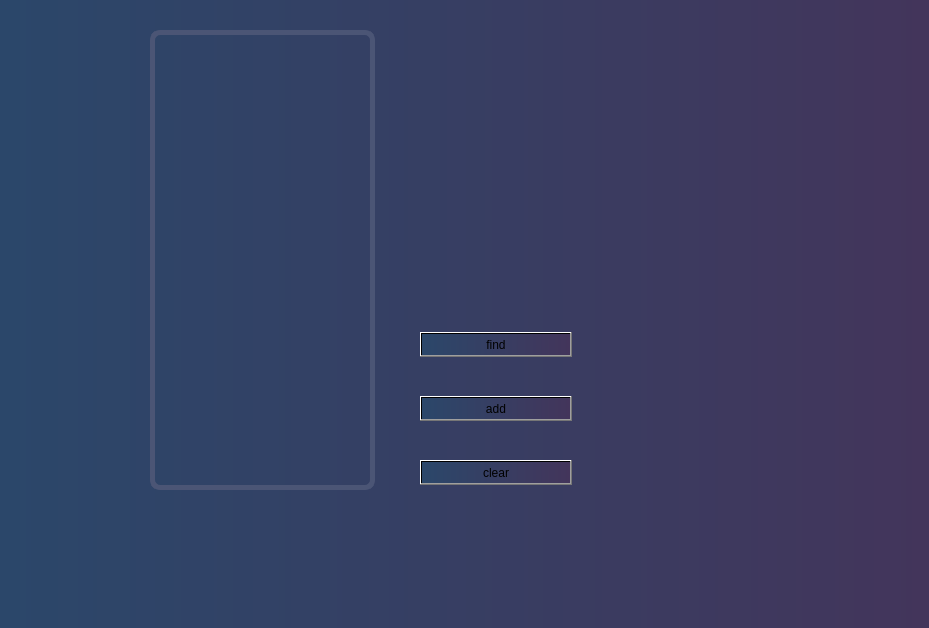
First picture: the form in src/radarscan_pkg/include/radarscan_pkg/radarscan.ui, repository giangtin1920/radarScanQT_ROS, before the edit.
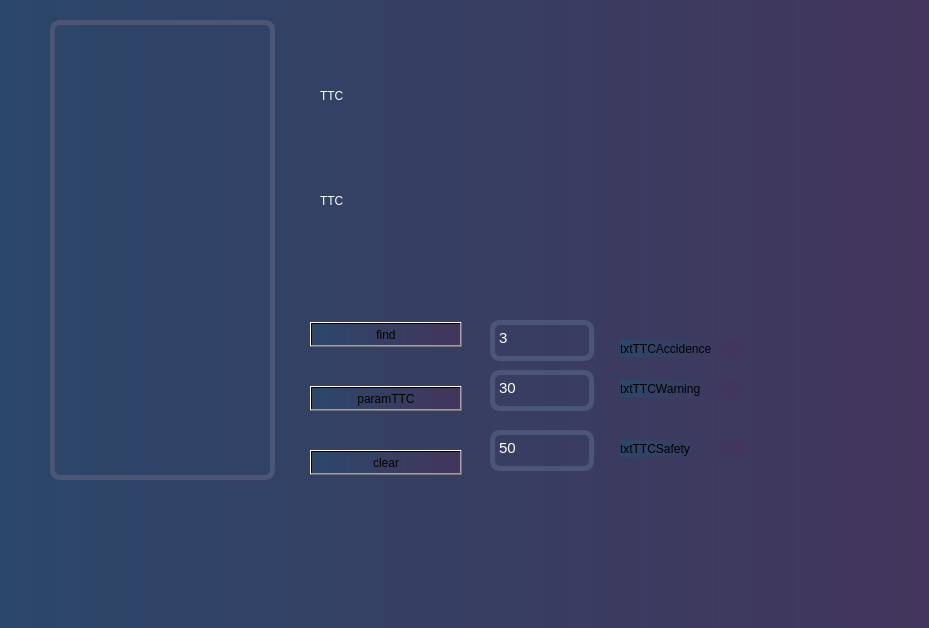
Second picture: the form after the edit.

```diff
--- a/src/radarscan_pkg/include/radarscan_pkg/radarscan.ui
+++ b/src/radarscan_pkg/include/radarscan_pkg/radarscan.ui
@@ -19,8 +19,8 @@
   <widget class="QGraphicsView" name="graphicsView_radarScan">
    <property name="geometry">
     <rect>
-     <x>150</x>
-     <y>30</y>
+     <x>50</x>
+     <y>20</y>
      <width>225</width>
      <height>460</height>
     </rect>
@@ -36,8 +36,8 @@
   <widget class="QPushButton" name="btnFindxy">
    <property name="geometry">
     <rect>
-     <x>420</x>
-     <y>332</y>
+     <x>310</x>
+     <y>322</y>
      <width>152</width>
      <height>25</height>
     </rect>
@@ -49,21 +49,21 @@
   <widget class="QPushButton" name="btnAdd">
    <property name="geometry">
     <rect>
-     <x>420</x>
-     <y>396</y>
+     <x>310</x>
+     <y>386</y>
      <width>152</width>
      <height>25</height>
     </rect>
    </property>
    <property name="text">
-    <string>add</string>
+    <string>paramTTC</string>
    </property>
   </widget>
   <widget class="QPushButton" name="btnClr">
    <property name="geometry">
     <rect>
-     <x>420</x>
-     <y>460</y>
+     <x>310</x>
+     <y>450</y>
      <width>152</width>
      <height>25</height>
     </rect>
@@ -72,6 +72,158 @@
     <string>clear</string>
    </property>
   </widget>
+  <widget class="QTextEdit" name="txtTTCAccidence">
+   <property name="geometry">
+    <rect>
+     <x>490</x>
+     <y>320</y>
+     <width>104</width>
+     <height>41</height>
+    </rect>
+   </property>
+   <property name="styleSheet">
+    <string notr="true">border-radius: 5px;
+background-color: rgba(255, 255, 255, 0);
+border-radius: 10px;
+border: 5px solid rgb(75, 85, 117);
+color:rgb(255,255,255);
+</string>
+   </property>
+   <property name="html">
+    <string>&lt;!DOCTYPE HTML PUBLIC &quot;-//W3C//DTD HTML 4.0//EN&quot; &quot;http://www.w3.org/TR/REC-html40/strict.dtd&quot;&gt;
+&lt;html&gt;&lt;head&gt;&lt;meta name=&quot;qrichtext&quot; content=&quot;1&quot; /&gt;&lt;style type=&quot;text/css&quot;&gt;
+p, li { white-space: pre-wrap; }
+&lt;/style&gt;&lt;/head&gt;&lt;body style=&quot; font-family:'Ubuntu'; font-size:11pt; font-weight:400; font-style:normal;&quot;&gt;
+&lt;p style=&quot; margin-top:0px; margin-bottom:0px; margin-left:0px; margin-right:0px; -qt-block-indent:0; text-indent:0px;&quot;&gt;3&lt;/p&gt;&lt;/body&gt;&lt;/html&gt;</string>
+   </property>
+  </widget>
+  <widget class="QTextEdit" name="txtTTCWarning">
+   <property name="geometry">
+    <rect>
+     <x>490</x>
+     <y>370</y>
+     <width>104</width>
+     <height>41</height>
+    </rect>
+   </property>
+   <property name="styleSheet">
+    <string notr="true">border-radius: 5px;
+background-color: rgba(255, 255, 255, 0);
+border-radius: 10px;
+border: 5px solid rgb(75, 85, 117);
+color:rgb(255,255,255);
+</string>
+   </property>
+   <property name="html">
+    <string>&lt;!DOCTYPE HTML PUBLIC &quot;-//W3C//DTD HTML 4.0//EN&quot; &quot;http://www.w3.org/TR/REC-html40/strict.dtd&quot;&gt;
+&lt;html&gt;&lt;head&gt;&lt;meta name=&quot;qrichtext&quot; content=&quot;1&quot; /&gt;&lt;style type=&quot;text/css&quot;&gt;
+p, li { white-space: pre-wrap; }
+&lt;/style&gt;&lt;/head&gt;&lt;body style=&quot; font-family:'Ubuntu'; font-size:11pt; font-weight:400; font-style:normal;&quot;&gt;
+&lt;p style=&quot; margin-top:0px; margin-bottom:0px; margin-left:0px; margin-right:0px; -qt-block-indent:0; text-indent:0px;&quot;&gt;30&lt;/p&gt;&lt;/body&gt;&lt;/html&gt;</string>
+   </property>
+  </widget>
+  <widget class="QTextEdit" name="txtTTCSafety">
+   <property name="geometry">
+    <rect>
+     <x>490</x>
+     <y>430</y>
+     <width>104</width>
+     <height>41</height>
+    </rect>
+   </property>
+   <property name="styleSheet">
+    <string notr="true">border-radius: 5px;
+background-color: rgba(255, 255, 255, 0);
+border-radius: 10px;
+border: 5px solid rgb(75, 85, 117);
+color:rgb(255,255,255);
+</string>
+   </property>
+   <property name="html">
+    <string>&lt;!DOCTYPE HTML PUBLIC &quot;-//W3C//DTD HTML 4.0//EN&quot; &quot;http://www.w3.org/TR/REC-html40/strict.dtd&quot;&gt;
+&lt;html&gt;&lt;head&gt;&lt;meta name=&quot;qrichtext&quot; content=&quot;1&quot; /&gt;&lt;style type=&quot;text/css&quot;&gt;
+p, li { white-space: pre-wrap; }
+&lt;/style&gt;&lt;/head&gt;&lt;body style=&quot; font-family:'Ubuntu'; font-size:11pt; font-weight:400; font-style:normal;&quot;&gt;
+&lt;p style=&quot; margin-top:0px; margin-bottom:0px; margin-left:0px; margin-right:0px; -qt-block-indent:0; text-indent:0px;&quot;&gt;50&lt;/p&gt;&lt;/body&gt;&lt;/html&gt;</string>
+   </property>
+  </widget>
+  <widget class="QLabel" name="label">
+   <property name="geometry">
+    <rect>
+     <x>620</x>
+     <y>340</y>
+     <width>121</width>
+     <height>17</height>
+    </rect>
+   </property>
+   <property name="text">
+    <string>txtTTCAccidence</string>
+   </property>
+  </widget>
+  <widget class="QLabel" name="label_2">
+   <property name="geometry">
+    <rect>
+     <x>620</x>
+     <y>380</y>
+     <width>121</width>
+     <height>17</height>
+    </rect>
+   </property>
+   <property name="text">
+    <string>txtTTCWarning</string>
+   </property>
+  </widget>
+  <widget class="QLabel" name="label_3">
+   <property name="geometry">
+    <rect>
+     <x>620</x>
+     <y>440</y>
+     <width>121</width>
+     <height>17</height>
+    </rect>
+   </property>
+   <property name="text">
+    <string>txtTTCSafety</string>
+   </property>
+  </widget>
+  <widget class="QLabel" name="lblTTC">
+   <property name="geometry">
+    <rect>
+     <x>320</x>
+     <y>40</y>
+     <width>301</width>
+     <height>111</height>
+    </rect>
+   </property>
+   <property name="styleSheet">
+    <string notr="true">
+color: rgb(255, 255, 255);
+font: 100 48pt &quot;Source Sans Pro SemiBold&quot;;
+background-color: rgba(255, 255, 255, 0);</string>
+   </property>
+   <property name="text">
+    <string>TTC</string>
+   </property>
+  </widget>
+  <widget class="QLabel" name="lblVel">
+   <property name="geometry">
+    <rect>
+     <x>320</x>
+     <y>160</y>
+     <width>281</width>
+     <height>81</height>
+    </rect>
+   </property>
+   <property name="styleSheet">
+    <string notr="true">color: rgb(255, 255, 255);
+font:100 48pt &quot;Source Sans Pro SemiBold&quot;;
+background-color: rgba(255, 255, 255, 0);
+</string>
+   </property>
+   <property name="text">
+    <string>TTC</string>
+   </property>
+  </widget>
  </widget>
  <resources/>
  <connections/>
```
Left out of the diff: 2 changed lines with no effect on the pictures.
